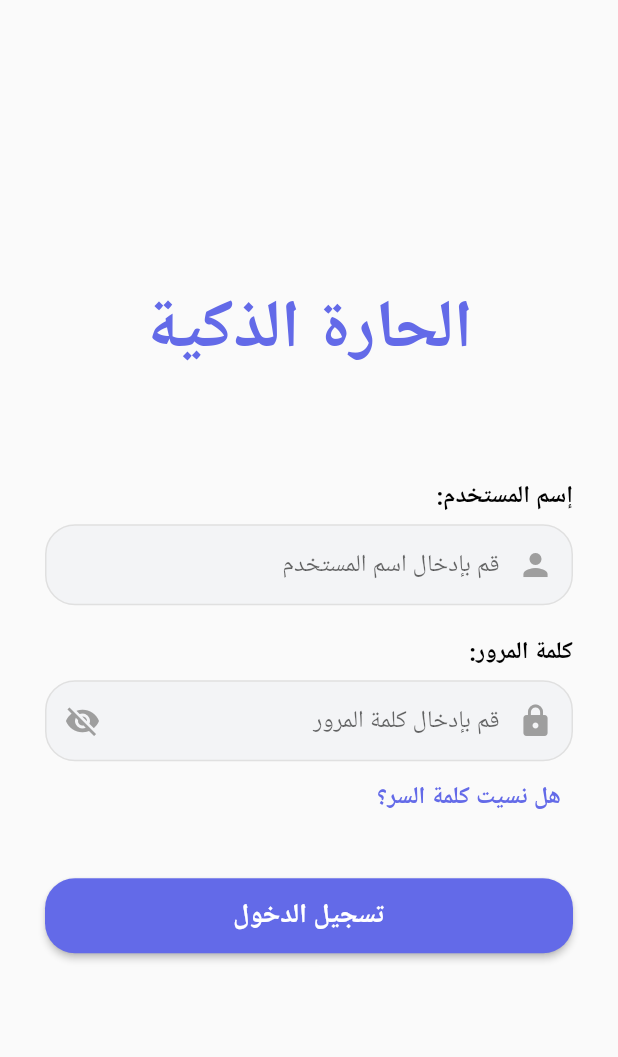
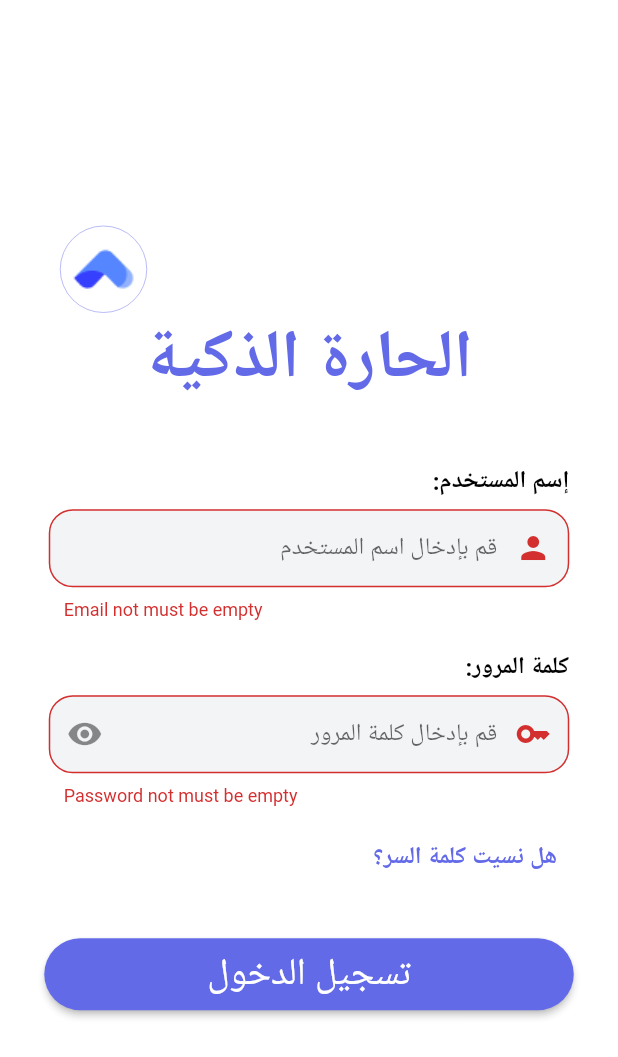
Before and after one commit to Dev7-Mubarak/smart_neighborhod_app, a Flutter app: the Login screen opened directly, after a tap on "تسجيل الدخول", on a phone screen of 412 x 824 dp. Shown: the top 1057 px of the screen. Run offline on Flutter 3.47's test engine with Material 2 defaults, Android fonts, the light colour scheme and no system bars; our stand-ins replace conditional_builder_null_safety, dio, flutter_bloc, fluttertoast, shared_preferences; accounts and stored records are empty; Roboto replaces fonts that are missing (Tajawal, Tajawal-Regular).

Commit message:
Add login page logic

```diff
--- /dev/null
+++ b/lib/components/circular_logo.dart
@@ -0,0 +1,23 @@
+import 'package:flutter/material.dart';
+
+import 'constants/app_color.dart';
+import 'constants/app_image.dart';
+
+class CircularLogo extends StatelessWidget {
+  const CircularLogo({
+    super.key,
+  });
+
+  @override
+  Widget build(BuildContext context) {
+    return Container(
+      width: 58,
+      height: 58,
+      decoration: BoxDecoration(
+          color: Colors.white,
+          borderRadius: const BorderRadius.all(Radius.circular(29)),
+          border: Border.all(color: AppColor.primaryColor, width: 0.3)),
+      child: const Image(image: AssetImage(AppImage.logo)),
+    );
+  }
+}
--- /dev/null
+++ b/lib/components/constants/api_link.dart
@@ -0,0 +1,4 @@
+class ApiLink {
+  static const String server = 'https://localhost:7060/api';
+  static const String login = '$server/Auth/login';
+}
--- a/lib/components/constants/app_size.dart
+++ b/lib/components/constants/app_size.dart
@@ -1,4 +1,4 @@
 class AppSize {
   static const double defaultPadding = 0;
-  static const double defaultBorderRadious = 0;
+  static const double defaultBorderRadious = 16;
 }
--- /dev/null
+++ b/lib/components/default_text_form_filed.dart
@@ -0,0 +1,60 @@
+import 'package:flutter/material.dart';
+import 'package:smart_neighborhod_app/components/constants/app_color.dart';
+import 'package:smart_neighborhod_app/components/constants/app_size.dart';
+
+class DefaultTextFormFiled extends StatelessWidget {
+  const DefaultTextFormFiled({
+    super.key,
+    required this.hintText,
+    required this.suffixIcon,
+    required this.isPassword,
+    required this.controller,
+    required this.keyboardType,
+    required this.validator,
+    this.prefixIcon,
+    this.onPrefixIconPressed,
+  });
+
+  final String hintText;
+  final TextEditingController controller;
+  final TextInputType keyboardType;
+  final String? Function(String?) validator;
+  final IconData suffixIcon;
+  final IconData? prefixIcon;
+  final bool isPassword;
+  final void Function()? onPrefixIconPressed;
+
+  @override
+  Widget build(BuildContext context) {
+    return SizedBox(
+      width: 347,
+      child: TextFormField(
+        validator: validator,
+        controller: controller,
+        keyboardType: keyboardType,
+        textAlign: TextAlign.right,
+        obscureText: isPassword,
+        decoration: InputDecoration(
+          fillColor: AppColor.gray,
+          filled: true,
+          border: OutlineInputBorder(
+            borderRadius: BorderRadius.circular(AppSize.defaultBorderRadious),
+            borderSide: const BorderSide(width: 1, color: AppColor.white),
+          ),
+          enabledBorder: OutlineInputBorder(
+            borderRadius: BorderRadius.circular(AppSize.defaultBorderRadious),
+            borderSide: const BorderSide(width: 1, color: AppColor.white),
+          ),
+          suffixIcon: Icon(suffixIcon),
+          prefixIcon: prefixIcon != null
+              ? IconButton(
+                  icon: Icon(prefixIcon), onPressed: onPrefixIconPressed)
+              : null,
+          hintText: hintText,
+          contentPadding:
+              const EdgeInsets.symmetric(horizontal: 10, vertical: 15),
+        ),
+      ),
+    );
+  }
+}
--- a/lib/components/defult_button.dart
+++ b/lib/components/defult_button.dart
@@ -32,8 +32,8 @@ class DefaultButton extends StatelessWidget {
             style: TextStyle(
               color: color,
               fontSize: 25,
-              fontWeight: FontWeight.bold,
-              // fontWeight: FontWeight.w400,
+              fontWeight: FontWeight.w400,
+              fontFamily: 'Tajawal',
               height: 31 / 25,
             ),
           ),
--- /dev/null
+++ b/lib/cubits/login_cubit/login_cubit.dart
@@ -0,0 +1,51 @@
+import 'package:dio/dio.dart';
+import 'package:flutter/material.dart';
+import 'package:flutter_bloc/flutter_bloc.dart';
+import 'package:smart_neighborhod_app/components/constants/api_link.dart';
+import 'package:smart_neighborhod_app/models/login_model.dart';
+import 'package:smart_neighborhod_app/services/dio_helper.dart';
+import '../../repositories/auth_repository.dart';
+import 'login_state.dart';
+
+class LoginCubit extends Cubit<LoginState> {
+  LoginCubit() : super(LoginIntial());
+
+  static LoginCubit get(context) => BlocProvider.of(context);
+
+  late LoginModel loginModel;
+
+  Future<void> userLogin(
+      {required String email, required String password}) async {
+    emit(LoginLoading());
+
+    try {
+      final response = await DioHelper.postData(url: ApiLink.login, data: {
+        'email': email,
+        'password': password,
+      });
+      loginModel = LoginModel.fromJson(response.data);
+      emit(LoginSuccess(loginModel));
+    } on DioException catch (error) {
+      print(error.response?.data['message']);
+      emit(LoginFailure(errorMessage: error.response?.data['message']));
+    }
+  }
+
+  IconData prefixIcon = Icons.visibility;
+  bool isPassword = true;
+
+  void changePasswordVisibilty() {
+    isPassword = !isPassword;
+    prefixIcon = isPassword ? Icons.visibility : Icons.visibility_off;
+
+    emit(ChangePasswordVisibility());
+  }
+//Future<void> login(String email, String password) async {
+//    emit(LoginLoading());
+  //  try {
+  //  emit(LoginSuccess());
+  //} //catch (error) {
+  // emit(LoginFailure(errorMessage: error.toString()));
+  //}
+  //}
+}
--- /dev/null
+++ b/lib/cubits/login_cubit/login_state.dart
@@ -0,0 +1,22 @@
+import 'package:smart_neighborhod_app/models/login_model.dart';
+
+import '../../models/user.dart';
+
+abstract class LoginState {}
+
+class LoginIntial extends LoginState {}
+
+class LoginSuccess extends LoginState {
+  final LoginModel loginModel;
+
+  LoginSuccess(this.loginModel);
+}
+
+class LoginLoading extends LoginState {}
+
+class ChangePasswordVisibility extends LoginState {}
+
+class LoginFailure extends LoginState {
+  String errorMessage;
+  LoginFailure({required this.errorMessage});
+}
--- /dev/null
+++ b/lib/models/login_model.dart
@@ -0,0 +1,25 @@
+class LoginModel {
+  late int statusCode;
+  late bool succeeded;
+  late String message;
+  late UserData? data;
+
+  LoginModel.fromJson(Map<String, dynamic> json) {
+    statusCode = json['statusCode'];
+    succeeded = json['succeeded'];
+    message = json['message'];
+    data = json['data'] != null ? UserData.fromJson(json['data']) : null;
+  }
+}
+
+class UserData {
+  late String id;
+  late String email;
+
+  UserData({required this.id, required this.email});
+
+  UserData.fromJson(Map<String, dynamic> json) {
+    id = json['id'];
+    email = json['email'];
+  }
+}
--- /dev/null
+++ b/lib/models/user.dart
@@ -0,0 +1,13 @@
+class User {
+  final String password;
+  final String email;
+
+  User({required this.password, required this.email});
+
+  factory User.fromJson(Map<String, dynamic> json) {
+    return User(
+      password: json['password'],
+      email: json['email'],
+    );
+  }
+}
--- /dev/null
+++ b/lib/repositories/auth_repository.dart
@@ -0,0 +1,16 @@
+import '../models/user.dart';
+import '../services/api_service.dart';
+
+class AuthRepository {
+  final ApiService _apiService;
+
+  AuthRepository(this._apiService);
+
+  Future<User> login(String email, String password) async {
+    final response = await _apiService.post(
+      endpoint: '/login',
+      data: {'email': email, 'password': password},
+    );
+    return User.fromJson(response);
+  }
+}
--- /dev/null
+++ b/lib/services/dio_helper.dart
@@ -0,0 +1,32 @@
+import 'package:dio/dio.dart';
+import 'package:flutter/material.dart';
+import 'package:smart_neighborhod_app/components/constants/api_link.dart';
+
+class DioHelper {
+  static late Dio dio;
+
+  static init() {
+    dio = Dio(BaseOptions(
+        baseUrl: ApiLink.server,
+        receiveDataWhenStatusError: true,
+        headers: {'Content-Type': 'application/json', 'lang': 'en'}));
+  }
+
+  static Future<Response> getData(
+      {required String url, required Map<String, dynamic> query}) async {
+    return await dio.get(url, queryParameters: query);
+  }
+
+  static Future<Response> postData(
+      {required String url,
+      required Map<String, dynamic> data,
+      String? lang = 'en',
+      String? token,
+      Map<String, dynamic>? query}) async {
+    dio.options.headers = {
+      'lang': lang,
+      'Authorization': token,
+    };
+    return await dio.post(url, queryParameters: query, data: data);
+  }
+}
--- a/lib/views/login.dart
+++ b/lib/views/login.dart
@@ -1,40 +1,67 @@
+import 'package:conditional_builder_null_safety/conditional_builder_null_safety.dart';
 import 'package:flutter/material.dart';
+import 'package:flutter_bloc/flutter_bloc.dart';
+import 'package:fluttertoast/fluttertoast.dart';
+import 'package:smart_neighborhod_app/cubits/login_cubit/login_cubit.dart';
+import 'package:smart_neighborhod_app/cubits/login_cubit/login_state.dart';
+import '../components/circular_logo.dart';
 import '../components/constants/app_color.dart';
-class Login extends StatefulWidget {
-  const Login({super.key});
+import '../components/default_text_form_filed.dart';
+import '../components/defult_button.dart';
 
-  @override
-  State<Login> createState() => _LoginState();
-}
+class Login extends StatelessWidget {
+  bool isPassword = true;
+  var formKey = GlobalKey<FormState>();
+  var emailContoller = TextEditingController();
+  var passwordContoller = TextEditingController();
 
-class _LoginState extends State<Login> {
-  bool _obscureText = true;
+  bool isLoading = false;
+  Login({super.key});
 
   @override
   Widget build(BuildContext context) {
+    return BlocProvider(
+      create: (context) => LoginCubit(),
+      child: BlocConsumer<LoginCubit, LoginState>(
+        listener: (context, state) {
+          if (state is LoginSuccess) {
+            print(state.loginModel.data?.id);
+            print(state.loginModel.data?.email);
+          } else if (state is LoginFailure) {
+            ScaffoldMessenger.of(context).showSnackBar(
+              SnackBar(
+                content: Text(state.errorMessage),
+                backgroundColor: Colors.red,
+                duration: const Duration(seconds: 5),
+              ),
+            );
+          }
+        },
+        builder: (context, state) {
           return Scaffold(
-      body: Container(
-        padding: const EdgeInsets.all(30),
+            body: Center(
               child: Column(
                 mainAxisAlignment: MainAxisAlignment.center,
-          crossAxisAlignment: CrossAxisAlignment.center,
                 children: [
-            // العنوان الرئيسي
+                  const Padding(
+                    padding: EdgeInsets.only(left: 40),
+                    child: Align(
+                        alignment: Alignment.topLeft, child: CircularLogo()),
+                  ),
                   const Text(
                     "الحارة الذكية",
                     style: TextStyle(
-                color:AppColor.primaryColor,
+                      color: AppColor.primaryColor,
                       fontSize: 45,
                       fontWeight: FontWeight.bold,
                     ),
                   ),
-            const SizedBox(height: 70),
-            // حقول الإدخال
-            Container(
+                  const SizedBox(height: 40),
+                  Form(
+                    key: formKey,
                     child: Column(
                       crossAxisAlignment: CrossAxisAlignment.end,
                       children: [
-                  // حقل إدخال اسم المستخدم
                         const Text(
                           ":إسم المستخدم",
                           style: TextStyle(
@@ -44,25 +71,20 @@ class _LoginState extends State<Login> {
                           ),
                         ),
                         const SizedBox(height: 8),
-                  Container(
-                    decoration: BoxDecoration(
-                      color: Color.fromARGB(255, 243, 244, 246),
-                      borderRadius: BorderRadius.circular(20),
-                      border: Border.all(color: Colors.grey.shade300),
-                    ),
-                    child: const TextField(
-                      textAlign: TextAlign.right,
-                      decoration: InputDecoration(
-                        border: InputBorder.none,
-                        suffixIcon: Icon(Icons.person, color: Colors.grey),
-                        hintText: "قم بإدخال اسم المستخدم",
-                        contentPadding:
-                            EdgeInsets.symmetric(horizontal: 10, vertical: 15),
-                      ),
-                    ),
+                        DefaultTextFormFiled(
+                          hintText: 'قم بإدخال اسم المستخدم',
+                          controller: emailContoller,
+                          keyboardType: TextInputType.emailAddress,
+                          validator: (value) {
+                            if (value!.isEmpty) {
+                              return 'Email not must be empty';
+                            }
+                            return null;
+                          },
+                          suffixIcon: Icons.person,
+                          isPassword: false,
                         ),
                         const SizedBox(height: 20),
-                  // حقل إدخال كلمة المرور
                         const Text(
                           ":كلمة المرور",
                           style: TextStyle(
@@ -72,44 +94,31 @@ class _LoginState extends State<Login> {
                           ),
                         ),
                         const SizedBox(height: 8),
-                  Container(
-                    decoration: BoxDecoration(
-                      color: Color.fromARGB(255, 243, 244, 246),
-                      borderRadius: BorderRadius.circular(20),
-                      border: Border.all(color: Colors.grey.shade300),
-                    ),
-                    child: TextField(
-                      obscureText: _obscureText,
-                      textAlign: TextAlign.right,
-                      decoration: InputDecoration(
-                        border: InputBorder.none,
-                        suffixIcon: Icon(Icons.lock, color: Colors.grey),
-                        prefixIcon: IconButton(
-                          icon: Icon(
-                            _obscureText
-                                ? Icons.visibility_off
-                                : Icons.visibility,
-                            color: Colors.grey,
-                          ),
-                          onPressed: () {
-                            setState(() {
-                              _obscureText = !_obscureText;
-                            });
+                        DefaultTextFormFiled(
+                          hintText: 'قم بإدخال كلمة المرور',
+                          controller: passwordContoller,
+                          keyboardType: TextInputType.visiblePassword,
+                          validator: (value) {
+                            if (value!.isEmpty) {
+                              return 'Password not must be empty';
+                            }
+                            return null;
+                          },
+                          suffixIcon: Icons.key,
+                          isPassword: LoginCubit.get(context).isPassword,
+                          prefixIcon: LoginCubit.get(context).prefixIcon,
+                          onPrefixIconPressed: () {
+                            LoginCubit.get(context).changePasswordVisibilty();
                           },
                         ),
-                        hintText: "قم بإدخال كلمة المرور",
-                        contentPadding: const EdgeInsets.symmetric(
-                            horizontal: 10, vertical: 15),
-                      ),
-                    ),
-                  ),
+                        const SizedBox(height: 10),
                         TextButton(
                           onPressed: () {},
                           child: const Text(
                             "هل نسيت كلمة السر؟",
                             style: TextStyle(
                               fontSize: 16,
-                        color:AppColor.primaryColor,
+                              color: AppColor.primaryColor,
                               fontWeight: FontWeight.bold,
                             ),
                           ),
@@ -117,26 +126,29 @@ class _LoginState extends State<Login> {
                       ],
                     ),
                   ),
-            const SizedBox(height: 10),
-            const SizedBox(height: 20),
-            // زر تسجيل الدخول
-            ElevatedButton(
-              onPressed: () {},
-              style: ElevatedButton.styleFrom(
-                backgroundColor:AppColor.primaryColor,
-                minimumSize: const Size(double.infinity, 50),
-                shape: RoundedRectangleBorder(
-                  borderRadius: BorderRadius.circular(20),
-                ),
-              ),
-              child: const Text(
-                "تسجيل الدخول",
-                style: TextStyle(fontSize: 18, fontWeight: FontWeight.bold),
-              ),
-            ),
+                  const SizedBox(height: 30),
+                  ConditionalBuilder(
+                    condition: state is! LoginLoading,
+                    fallback: (context) =>
+                        const Center(child: CircularProgressIndicator()),
+                    builder: (context) => DefaultButton(
+                        text: 'تسجيل الدخول',
+                        backgroundColor: AppColor.primaryColor,
+                        color: AppColor.white,
+                        onPressed: () {
+                          if (formKey.currentState!.validate()) {
+                            LoginCubit.get(context).userLogin(
+                                email: emailContoller.text,
+                                password: passwordContoller.text);
+                          }
+                        }),
+                  )
                 ],
               ),
             ),
           );
+        },
+      ),
+    );
   }
 }
```
Also changed, not shown: lib/main.dart (+41 -3 lines), lib/services/api_service.dart (added, +22 -0 lines), lib/services/cache_helper.dart (added, +18 -0 lines), lib/test.dart (+31 -31 lines), lib/views/onboarding.dart (+15 -19 lines), pubspec.yaml (+8 -11 lines), pubspec.lock, 1 other file. Lines whose indentation alone changed are shown as unchanged.
